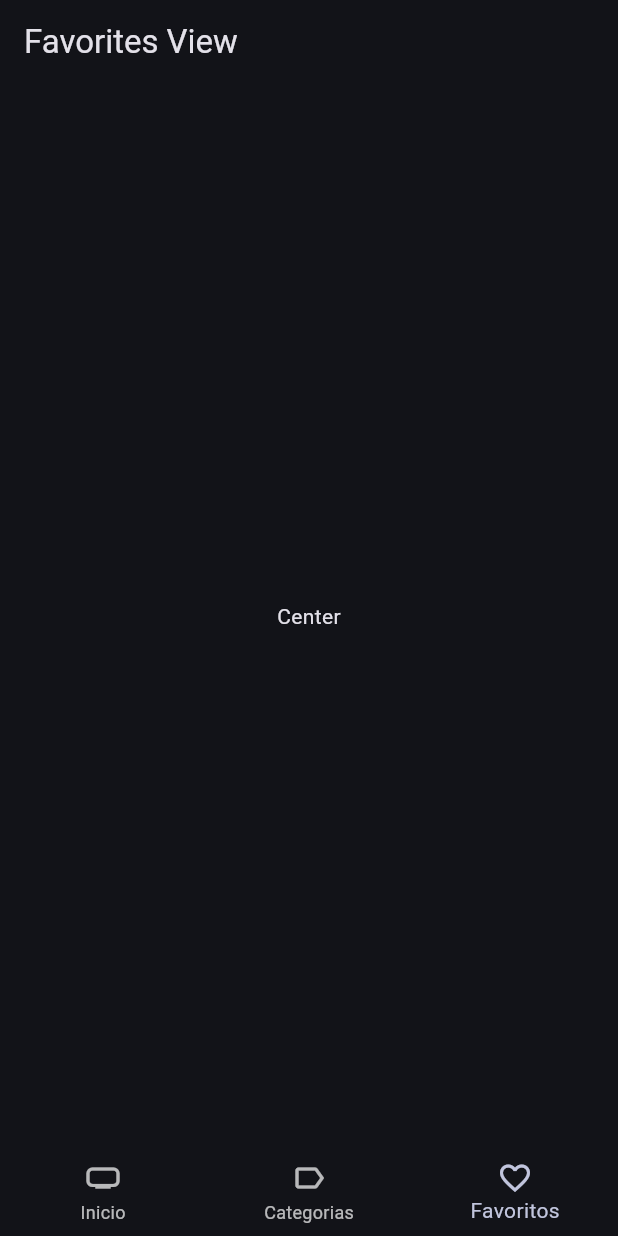
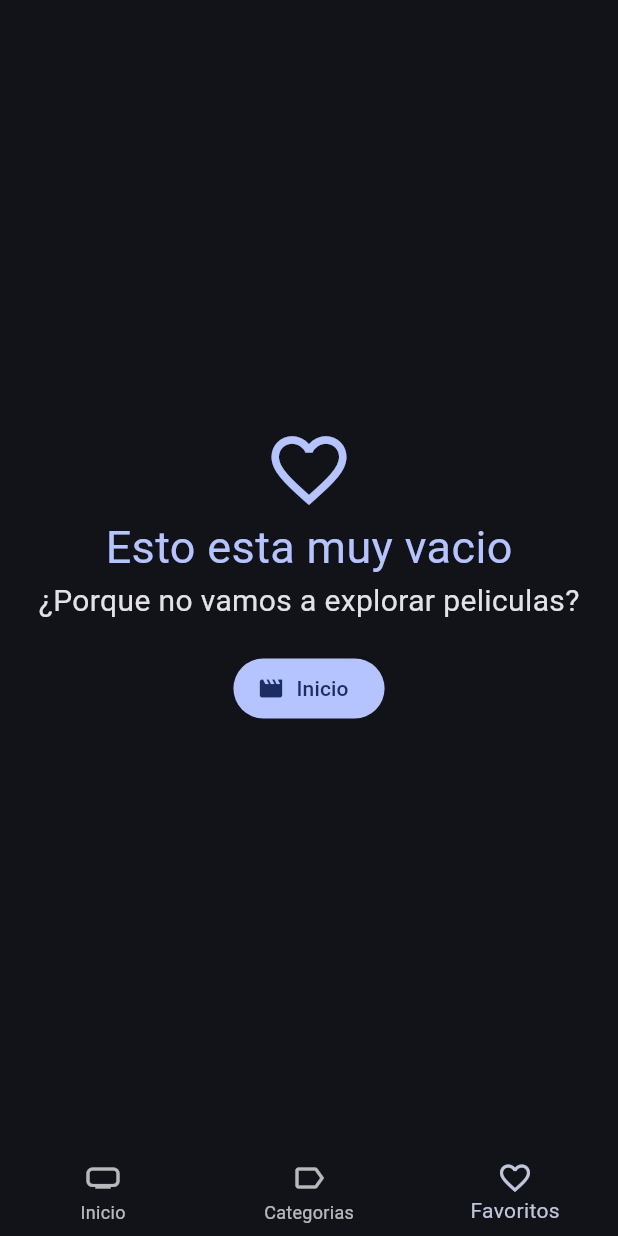
Before and after one commit to PabloVR24/flutterDCaE, a Flutter app: the screen it shows after launch, item 3 of the bottom bar chosen, on a phone screen of 412 x 824 dp. Run offline on Flutter 3.47's test engine with Material 2 defaults, Android fonts, the phone set to English and light mode, and no system bars; our stand-ins replace animate_do, card_swiper, dio, flutter_dotenv, flutter_riverpod, go_router and 2 more; accounts and stored records are empty; generated files the repository leaves out were written again; network calls fail.

Commit message:
Fin Seccion 17

```diff
--- a/03_flutter_init/cinemapedia_app/cinemapedia_app/lib/infrastructure/models/moviedb/movie_details.dart
+++ b/03_flutter_init/cinemapedia_app/cinemapedia_app/lib/infrastructure/models/moviedb/movie_details.dart
@@ -139,8 +139,8 @@
         id: json["id"],
         name: json["name"],
         posterPath:
-            json["poster_path"],
-        backdropPath: json["backdrop_path"],
+            json["poster_path"] ?? '',
+        backdropPath: json["backdrop_path"] ?? '',
       );
 
   Map<String, dynamic> toJson() => {
--- a/03_flutter_init/cinemapedia_app/cinemapedia_app/lib/presentation/providers/providers.dart
+++ b/03_flutter_init/cinemapedia_app/cinemapedia_app/lib/presentation/providers/providers.dart
@@ -1,7 +1,10 @@
 export 'actors/actors_by_movie_provider.dart';
 export 'actors/actors_repository_provider.dart';
 export 'movies/initial_loading_provider.dart';
+export 'movies/movie_info_provider.dart';
 export 'movies/movies_providers.dart';
 export 'movies/movies_repository_provider.dart';
 export 'movies/movies_slideshow_provider.dart';
 export 'search/search_movies_provider.dart';
+export 'storage/favorite_movies_provider.dart';
+export 'storage/local_storage_provider.dart';
--- a/03_flutter_init/cinemapedia_app/cinemapedia_app/lib/presentation/views/movies/favorites_views.dart
+++ b/03_flutter_init/cinemapedia_app/cinemapedia_app/lib/presentation/views/movies/favorites_views.dart
@@ -1,13 +1,69 @@
+import 'package:cinemapedia_app/presentation/providers/providers.dart';
+import 'package:cinemapedia_app/widgets/widgets.dart';
 import 'package:flutter/material.dart';
+import 'package:flutter_riverpod/flutter_riverpod.dart';
+import 'package:go_router/go_router.dart';
 
-class FavoritesView extends StatelessWidget {
+class FavoritesView extends ConsumerStatefulWidget {
   const FavoritesView({super.key});
 
   @override
+  FavoritesViewState createState() => FavoritesViewState();
+}
+
+class FavoritesViewState extends ConsumerState<FavoritesView> {
+  bool isLastPage = false;
+  bool isLoading = false;
+  @override
+  void initState() {
+    super.initState();
+    ref.read(favoriteMoviesProvider.notifier).loadNextPage();
+  }
+
+  void loadNextPage() async {
+    if (isLoading || isLastPage) return;
+    isLoading = true;
+    final movies =
+        await ref.read(favoriteMoviesProvider.notifier).loadNextPage();
+    isLoading = false;
+    if (movies.isEmpty) {
+      isLastPage = true;
+    }
+  }
+
+  @override
   Widget build(BuildContext context) {
-    return Scaffold(
-      appBar: AppBar(title: const Text('Favorites View'),),
-      body: const Center(child: Text('Center'),),
+    final favoriteMovies = ref.watch(favoriteMoviesProvider).values.toList();
+    if (favoriteMovies.isEmpty) {
+      final colors = Theme.of(context).colorScheme;
+      return Center(
+        child: Column(
+          mainAxisAlignment: MainAxisAlignment.center,
+          crossAxisAlignment: CrossAxisAlignment.center,
+          children: [
+            Icon(
+              Icons.favorite_outline_sharp,
+              size: 60,
+              color: colors.primary,
+            ),
+            Text(
+              'Esto esta muy vacio',
+              style: TextStyle(fontSize: 30, color: colors.primary),
+            ),
+             const Text(
+              '¿Porque no vamos a explorar peliculas?',
+              style: TextStyle(fontSize: 20),
+            ),
+            const SizedBox(height: 20,),
+            FilledButton.icon(onPressed: (){context.go('/home/0');}, icon: const Icon(Icons.movie), label: const Text('Inicio'))
+          ],
+        ),
+      );
+    }
+
+    return MovieMasonry(
+      movies: favoriteMovies,
+      loadNextPage: loadNextPage,
     );
   }
 }
--- a/03_flutter_init/cinemapedia_app/cinemapedia_app/lib/widgets/movies/movie_horizontal_listview.dart
+++ b/03_flutter_init/cinemapedia_app/cinemapedia_app/lib/widgets/movies/movie_horizontal_listview.dart
@@ -37,7 +37,6 @@
       }
     });
     super.initState();
-    //TODO:
   }
 
   @override
--- a/03_flutter_init/cinemapedia_app/cinemapedia_app/lib/widgets/share/custom_appbar.dart
+++ b/03_flutter_init/cinemapedia_app/cinemapedia_app/lib/widgets/share/custom_appbar.dart
@@ -42,7 +42,7 @@
                                 initialMovies: searchedMovies))
                         .then((movie) {
                       if (movie == null) return;
-                      context.push('/movie/${movie.id}');
+                      context.push('/home/0/movie/${movie.id}');
                     });
                   },
                   icon: const Icon(Icons.search)),
--- a/03_flutter_init/cinemapedia_app/cinemapedia_app/lib/widgets/widgets.dart
+++ b/03_flutter_init/cinemapedia_app/cinemapedia_app/lib/widgets/widgets.dart
@@ -1,6 +1,8 @@
 export 'package:cinemapedia_app/widgets/movies/movie_horizontal_listview.dart';
 export 'package:cinemapedia_app/widgets/share/full_screen_loader.dart';
 
+export 'movies/movie_masonry.dart';
+export 'movies/movie_poster_link.dart';
 export 'movies/movies_slideshow.dart';
 export 'share/custom_appbar.dart';
 export 'share/custom_navigation_bart.dart';
--- a/03_flutter_init/cinemapedia_app/cinemapedia_app/pubspec.yaml
+++ b/03_flutter_init/cinemapedia_app/cinemapedia_app/pubspec.yaml
@@ -36,13 +36,19 @@
     sdk: flutter
   flutter_dotenv: ^5.1.0
   flutter_riverpod: ^2.3.6
+  flutter_staggered_grid_view: ^0.6.2
   go_router: ^8.0.1
   intl: ^0.18.1
+  isar: ^3.1.0+1
+  isar_flutter_libs: ^3.1.0+1
+  path_provider: ^2.0.15
 
 dev_dependencies:
+  build_runner: ^2.3.3
   flutter_lints: ^2.0.0
   flutter_test:
     sdk: flutter
+  isar_generator: ^3.1.0+1
 
 # For information on the generic Dart part of this file, see the
 # following page: https://dart.dev/tools/pub/pubspec
```
Also changed, not shown: 03_flutter_init/cinemapedia_app/cinemapedia_app/lib/domain/datasources/local_storage_datasource.dart (added, +7 -0 lines), 03_flutter_init/cinemapedia_app/cinemapedia_app/lib/domain/entities/movie.dart (+9 -4 lines), 03_flutter_init/cinemapedia_app/cinemapedia_app/lib/domain/repositories/local_storage_repository.dart (added, +8 -0 lines), 03_flutter_init/cinemapedia_app/cinemapedia_app/lib/infrastructure/datasources/isar_datasource.dart (added, +53 -0 lines), 03_flutter_init/cinemapedia_app/cinemapedia_app/lib/infrastructure/repositories/local_storage_repository_impl.dart (added, +25 -0 lines), 03_flutter_init/cinemapedia_app/cinemapedia_app/lib/presentation/providers/storage/favorite_movies_provider.dart (added, +39 -0 lines), 03_flutter_init/cinemapedia_app/cinemapedia_app/lib/presentation/providers/storage/local_storage_provider.dart (added, +7 -0 lines), 03_flutter_init/cinemapedia_app/cinemapedia_app/lib/presentation/screens/movies/movie_screen.dart (+68 -23 lines), 03_flutter_init/cinemapedia_app/cinemapedia_app/lib/widgets/movies/movie_masonry.dart (added, +65 -0 lines), 03_flutter_init/cinemapedia_app/cinemapedia_app/lib/widgets/movies/movie_poster_link.dart (added, +23 -0 lines), 03_flutter_init/cinemapedia_app/cinemapedia_app/lib/domain/entities/movie.g.dart (added), 03_flutter_init/cinemapedia_app/cinemapedia_app/pubspec.lock, 6 other files.
